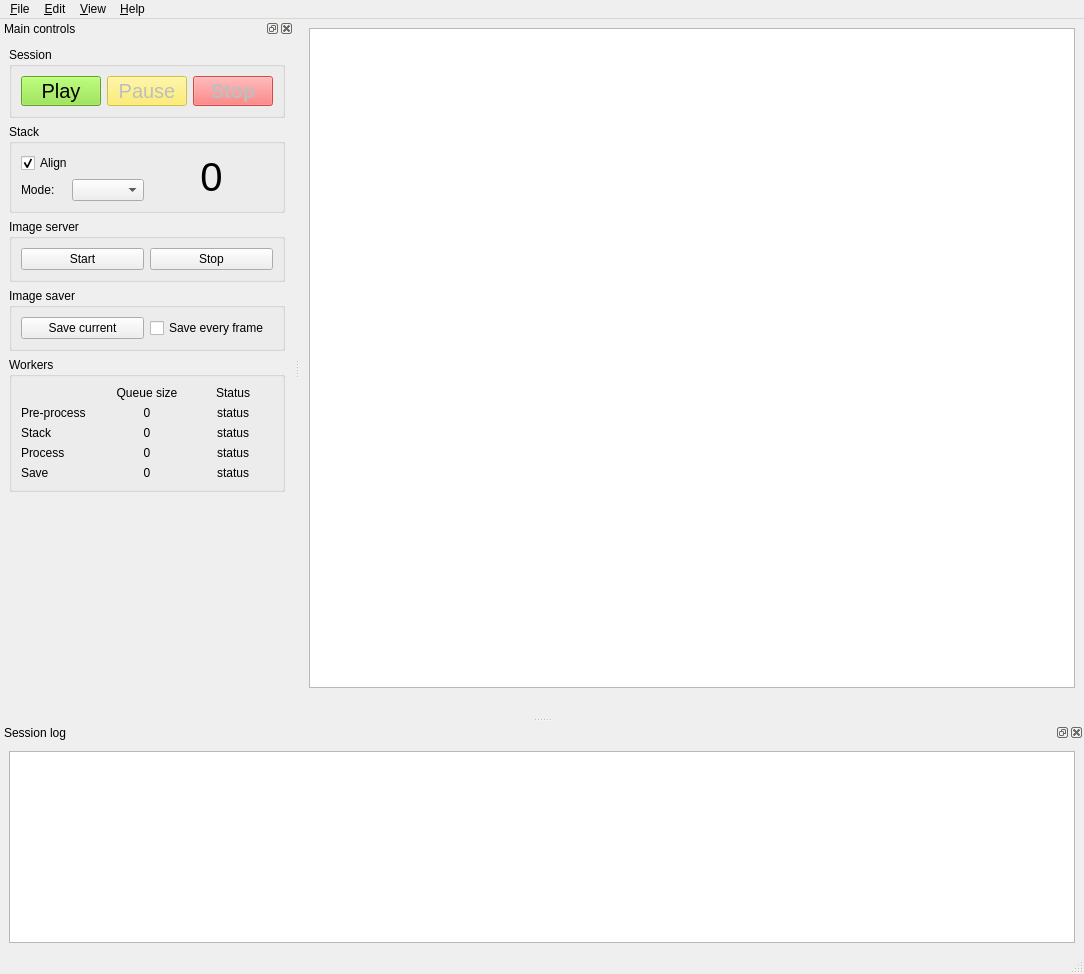
Qt form src/als/ui/als_ui.ui (gehelem/als) before a commit.
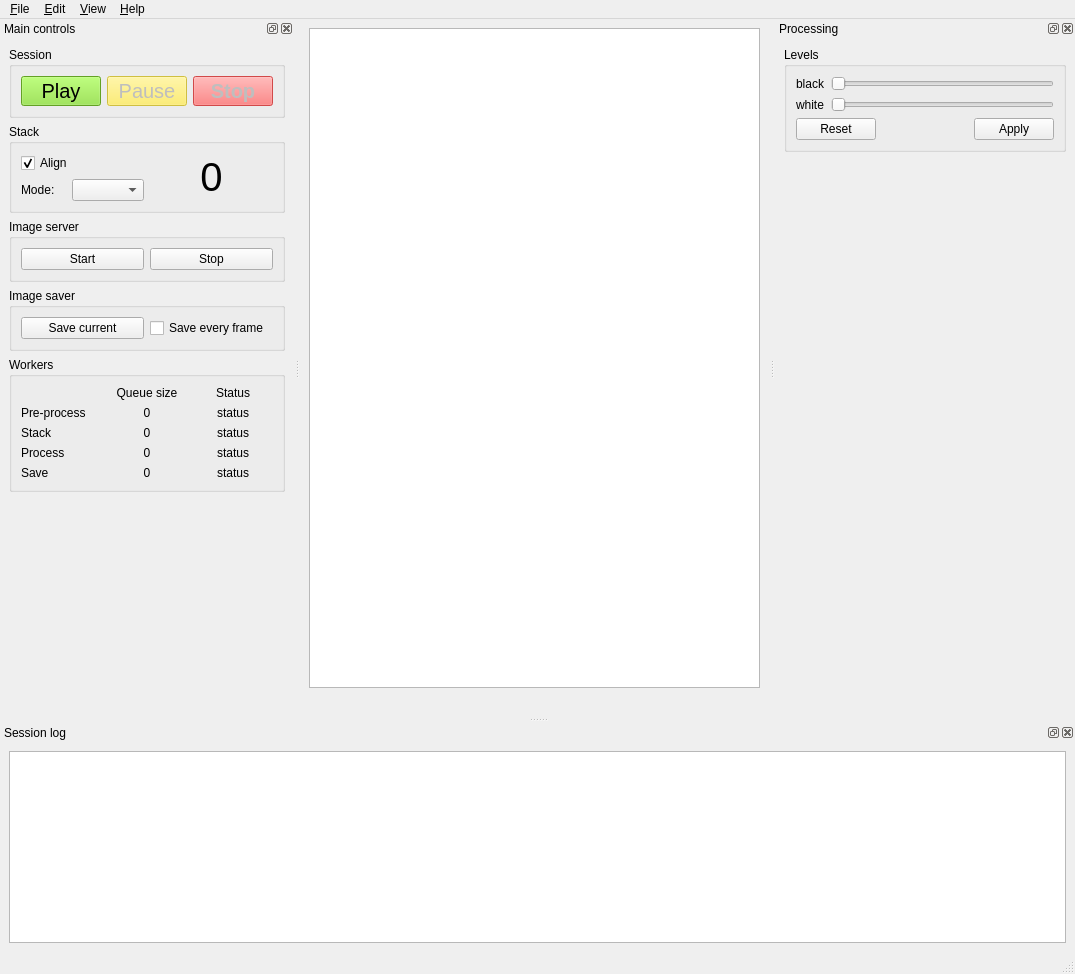
The same form after that commit. Custom widgets are drawn as their Qt base class.

Commit message: Plug levels processor back in line

Diff of the .ui file:
```diff
--- a/src/als/ui/als_ui.ui
+++ b/src/als/ui/als_ui.ui
@@ -6,7 +6,7 @@
    <rect>
     <x>0</x>
     <y>0</y>
-    <width>1084</width>
+    <width>1075</width>
     <height>974</height>
    </rect>
   </property>
@@ -74,7 +74,7 @@
     <rect>
      <x>0</x>
      <y>0</y>
-     <width>1084</width>
+     <width>1075</width>
      <height>23</height>
     </rect>
    </property>
@@ -589,6 +589,124 @@
    </widget>
   </widget>
   <widget class="QStatusBar" name="statusBar"/>
+  <widget class="QDockWidget" name="processing_dock">
+   <property name="minimumSize">
+    <size>
+     <width>300</width>
+     <height>194</height>
+    </size>
+   </property>
+   <property name="allowedAreas">
+    <set>Qt::LeftDockWidgetArea|Qt::RightDockWidgetArea</set>
+   </property>
+   <property name="windowTitle">
+    <string>Processing</string>
+   </property>
+   <attribute name="dockWidgetArea">
+    <number>2</number>
+   </attribute>
+   <widget class="QWidget" name="dockWidgetContents_3">
+    <layout class="QVBoxLayout" name="verticalLayout_3">
+     <item>
+      <widget class="QGroupBox" name="groupBox_6">
+       <property name="font">
+        <font>
+         <weight>50</weight>
+         <bold>false</bold>
+        </font>
+       </property>
+       <property name="title">
+        <string>Levels</string>
+       </property>
+       <layout class="QVBoxLayout" name="verticalLayout_2">
+        <item>
+         <layout class="QGridLayout" name="gridLayout_2">
+          <item row="0" column="0">
+           <widget class="QLabel" name="label">
+            <property name="text">
+             <string>black</string>
+            </property>
+           </widget>
+          </item>
+          <item row="0" column="1">
+           <widget class="QSlider" name="sld_black">
+            <property name="maximum">
+             <number>255</number>
+            </property>
+            <property name="orientation">
+             <enum>Qt::Horizontal</enum>
+            </property>
+           </widget>
+          </item>
+          <item row="1" column="0">
+           <widget class="QLabel" name="label_2">
+            <property name="text">
+             <string>white</string>
+            </property>
+           </widget>
+          </item>
+          <item row="1" column="1">
+           <widget class="QSlider" name="sld_white">
+            <property name="maximum">
+             <number>255</number>
+            </property>
+            <property name="orientation">
+             <enum>Qt::Horizontal</enum>
+            </property>
+           </widget>
+          </item>
+         </layout>
+        </item>
+        <item>
+         <layout class="QHBoxLayout" name="horizontalLayout_3">
+          <item>
+           <widget class="QPushButton" name="btn_levels_reset">
+            <property name="text">
+             <string>Reset</string>
+            </property>
+           </widget>
+          </item>
+          <item>
+           <spacer name="horizontalSpacer">
+            <property name="orientation">
+             <enum>Qt::Horizontal</enum>
+            </property>
+            <property name="sizeHint" stdset="0">
+             <size>
+              <width>40</width>
+              <height>20</height>
+             </size>
+            </property>
+           </spacer>
+          </item>
+          <item>
+           <widget class="QPushButton" name="btn_levels_apply">
+            <property name="text">
+             <string>Apply</string>
+            </property>
+           </widget>
+          </item>
+         </layout>
+        </item>
+       </layout>
+      </widget>
+     </item>
+     <item>
+      <spacer name="verticalSpacer_2">
+       <property name="orientation">
+        <enum>Qt::Vertical</enum>
+       </property>
+       <property name="sizeHint" stdset="0">
+        <size>
+         <width>20</width>
+         <height>40</height>
+        </size>
+       </property>
+      </spacer>
+     </item>
+    </layout>
+   </widget>
+  </widget>
   <action name="actionQuit">
    <property name="text">
     <string>&amp;Quit</string>
```
Left out of the diff: 51 changed lines with no effect on the pictures. The commit also changes 7 other files.
